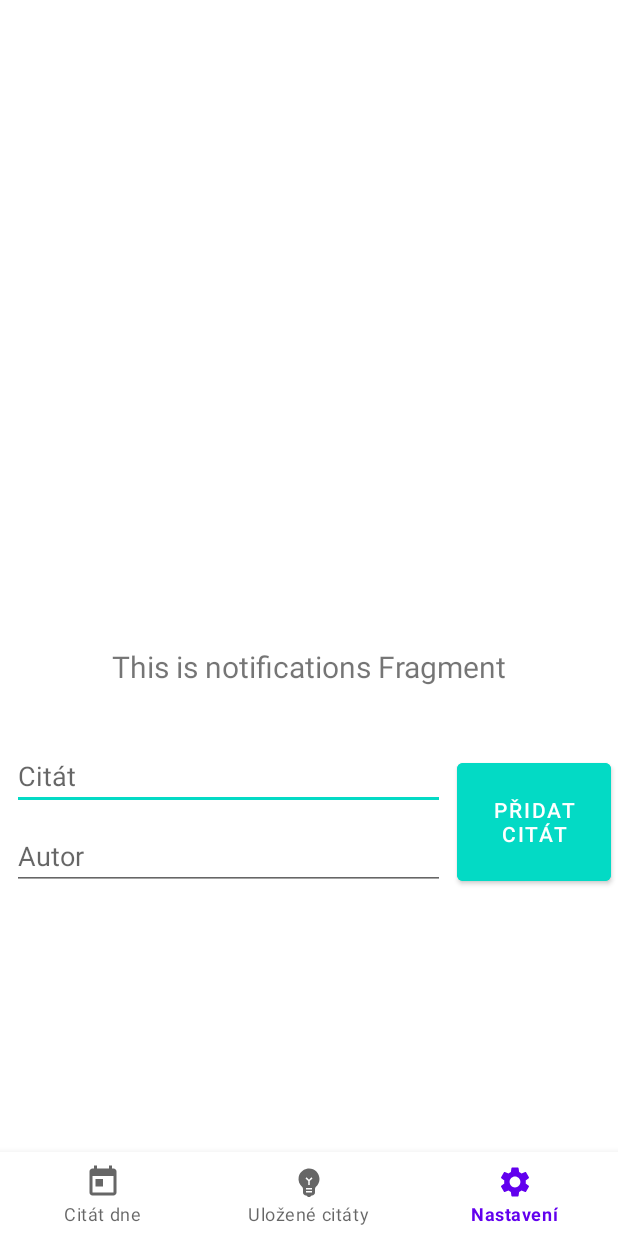
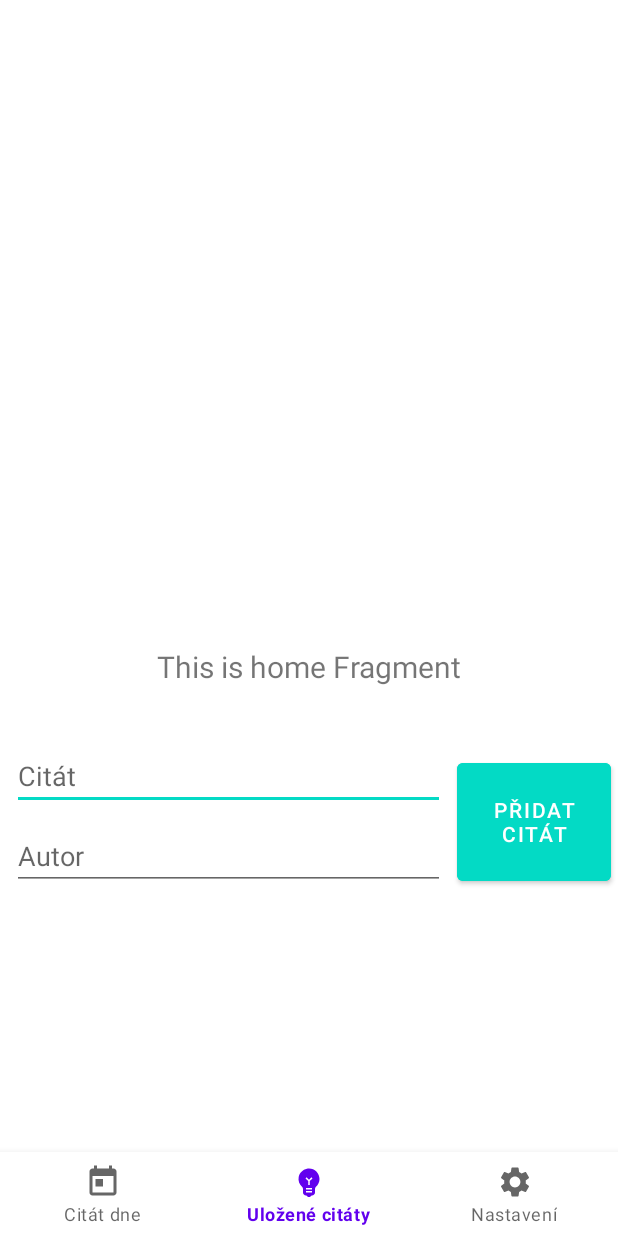
Before and after one commit to z1kolarova/Citatovnik, an Android app: the screen it shows after launch (CitatyMainActivity), item 3 of the bottom bar chosen, on a phone screen of 412 x 824 dp. Run offline under Robolectric (Android 15) with nearby library versions, the phone set to English and light mode, and no system bars; our stand-ins replace navigation-ui; 1 statement that could not run was skipped.

Commit message:
Spustitelná verze s navigací mezi fragmenty po pročištění.

```diff
--- a/app/src/main/AndroidManifest.xml
+++ b/app/src/main/AndroidManifest.xml
@@ -13,7 +13,7 @@
         android:theme="@style/Theme.Citatovnik"
         tools:targetApi="31">
         <activity
-            android:name=".ui.citaty.CitatyMainActivity"
+            android:name=".ui.CitatyMainActivity"
             android:exported="true"
             android:label="@string/app_name">
             <intent-filter>
--- a/app/src/main/java/com/example/citatovnik/ui/citaty/CitatyMainActivity.kt
+++ b/app/src/main/java/com/example/citatovnik/ui/CitatyMainActivity.kt
@@ -1,4 +1,4 @@
-package com.example.citatovnik.ui.citaty
+package com.example.citatovnik.ui
 
 import android.os.Bundle
 import androidx.appcompat.app.AppCompatActivity
@@ -13,8 +13,6 @@ import com.example.citatovnik.data.Citat
 import com.example.citatovnik.databinding.ActivityMainCitatyBinding
 import com.example.citatovnik.utilities.InjectorUtils
 import com.google.android.material.bottomnavigation.BottomNavigationView
-import com.google.android.material.internal.NavigationMenu
-import com.google.android.material.navigation.NavigationView
 
 class CitatyMainActivity : AppCompatActivity() {
 
--- a/app/src/main/java/com/example/citatovnik/ui/citaty/CitatyViewModel.kt
+++ b/app/src/main/java/com/example/citatovnik/ui/CitatyViewModel.kt
@@ -1,4 +1,4 @@
-package com.example.citatovnik.ui.citaty
+package com.example.citatovnik.ui
 
 import androidx.lifecycle.ViewModel
 import com.example.citatovnik.data.Citat
--- a/app/src/main/java/com/example/citatovnik/ui/citaty/CitatyViewModelFactory.kt
+++ b/app/src/main/java/com/example/citatovnik/ui/CitatyViewModelFactory.kt
@@ -1,4 +1,4 @@
-package com.example.citatovnik.ui.citaty
+package com.example.citatovnik.ui
 
 import androidx.lifecycle.ViewModel
 import androidx.lifecycle.ViewModelProvider
--- a/app/src/main/java/com/example/citatovnik/ui/nastaveni/NastaveniFragment.kt
+++ b/app/src/main/java/com/example/citatovnik/ui/nastaveni/NastaveniFragment.kt
@@ -1,7 +1,6 @@
 package com.example.citatovnik.ui.nastaveni
 
 import androidx.fragment.app.Fragment
-import androidx.preference.PreferenceFragmentCompat
 
 //class NastaveniFragment : PreferenceFragmentCompat(){
 class NastaveniFragment : Fragment(){
--- a/app/src/main/java/com/example/citatovnik/ui/notifications/NotificationsViewModel.kt
+++ /dev/null
@@ -1,13 +0,0 @@
-package com.example.citatovnik.ui.notifications
-
-import androidx.lifecycle.LiveData
-import androidx.lifecycle.MutableLiveData
-import androidx.lifecycle.ViewModel
-
-class NotificationsViewModel : ViewModel() {
-
-    private val _text = MutableLiveData<String>().apply {
-        value = "This is notifications Fragment"
-    }
-    val text: LiveData<String> = _text
-}
--- a/app/src/main/java/com/example/citatovnik/ui/notifications/NotificationsFragment.kt
+++ b/app/src/main/java/com/example/citatovnik/ui/ulozene_citaty/UlozeneCitatyFragment.kt
@@ -1,4 +1,4 @@
-package com.example.citatovnik.ui.notifications
+package com.example.citatovnik.ui.ulozene_citaty
 
 import android.os.Bundle
 import android.view.LayoutInflater
@@ -7,11 +7,11 @@ import android.view.ViewGroup
 import android.widget.TextView
 import androidx.fragment.app.Fragment
 import androidx.lifecycle.ViewModelProvider
-import com.example.citatovnik.databinding.FragmentNastaveniBinding
+import com.example.citatovnik.databinding.FragmentUlozeneCitatyBinding
 
-class NotificationsFragment : Fragment() {
+class UlozeneCitatyFragment : Fragment() {
 
-    private var _binding: FragmentNastaveniBinding? = null
+    private var _binding: FragmentUlozeneCitatyBinding? = null
 
     // This property is only valid between onCreateView and
     // onDestroyView.
@@ -22,14 +22,14 @@ class NotificationsFragment : Fragment() {
         container: ViewGroup?,
         savedInstanceState: Bundle?
     ): View {
-        val notificationsViewModel =
-            ViewModelProvider(this).get(NotificationsViewModel::class.java)
+        val ulozeneCitatyViewModel =
+            ViewModelProvider(this).get(UlozeneCitatyViewModel::class.java)
 
-        _binding = FragmentNastaveniBinding.inflate(inflater, container, false)
+        _binding = FragmentUlozeneCitatyBinding.inflate(inflater, container, false)
         val root: View = binding.root
 
-        val textView: TextView = binding.textNotifications
-        notificationsViewModel.text.observe(viewLifecycleOwner) {
+        val textView: TextView = binding.textHome
+        ulozeneCitatyViewModel.text.observe(viewLifecycleOwner) {
             textView.text = it
         }
         return root
--- a/app/src/main/java/com/example/citatovnik/ui/dashboard/DashboardViewModel.kt
+++ b/app/src/main/java/com/example/citatovnik/ui/ulozene_citaty/UlozeneCitatyViewModel.kt
@@ -1,13 +1,13 @@
-package com.example.citatovnik.ui.dashboard
+package com.example.citatovnik.ui.ulozene_citaty
 
 import androidx.lifecycle.LiveData
 import androidx.lifecycle.MutableLiveData
 import androidx.lifecycle.ViewModel
 
-class DashboardViewModel : ViewModel() {
+class UlozeneCitatyViewModel : ViewModel() {
 
     private val _text = MutableLiveData<String>().apply {
-        value = "This is dashboard Fragment"
+        value = "This is home Fragment"
     }
     val text: LiveData<String> = _text
 }
--- a/app/src/main/java/com/example/citatovnik/utilities/InjectorUtils.kt
+++ b/app/src/main/java/com/example/citatovnik/utilities/InjectorUtils.kt
@@ -2,10 +2,10 @@ package com.example.citatovnik.utilities
 
 import com.example.citatovnik.data.CitatRepository
 import com.example.citatovnik.data.FakeDatabaze
-import com.example.citatovnik.ui.citaty.CitatyViewModelFactory
+import com.example.citatovnik.ui.CitatyViewModelFactory
 
 object InjectorUtils {
-    fun dejCitatyViewModelFactory(): CitatyViewModelFactory{
+    fun dejCitatyViewModelFactory(): CitatyViewModelFactory {
         val citatRepository = CitatRepository.vratInstanci(FakeDatabaze.vratInsanci().citatDao)
         return CitatyViewModelFactory(citatRepository)
     }
--- a/app/src/main/res/layout/activity_main_citaty.xml
+++ b/app/src/main/res/layout/activity_main_citaty.xml
@@ -6,7 +6,7 @@
     android:layout_width="match_parent"
     android:layout_height="match_parent"
     android:paddingTop="?attr/actionBarSize"
-    tools:context=".ui.citaty.CitatyMainActivity">
+    tools:context=".ui.CitatyMainActivity">
 
     <TextView
         android:id="@+id/textView_citaty"
--- a/app/src/main/res/layout/fragment_nastaveni.xml
+++ /dev/null
@@ -1,22 +0,0 @@
-<?xml version="1.0" encoding="utf-8"?>
-<androidx.constraintlayout.widget.ConstraintLayout xmlns:android="http://schemas.android.com/apk/res/android"
-    xmlns:app="http://schemas.android.com/apk/res-auto"
-    xmlns:tools="http://schemas.android.com/tools"
-    android:layout_width="match_parent"
-    android:layout_height="match_parent"
-    tools:context=".ui.notifications.NotificationsFragment">
-
-    <TextView
-        android:id="@+id/text_notifications"
-        android:layout_width="match_parent"
-        android:layout_height="wrap_content"
-        android:layout_marginStart="8dp"
-        android:layout_marginTop="8dp"
-        android:layout_marginEnd="8dp"
-        android:textAlignment="center"
-        android:textSize="20sp"
-        app:layout_constraintBottom_toBottomOf="parent"
-        app:layout_constraintEnd_toEndOf="parent"
-        app:layout_constraintStart_toStartOf="parent"
-        app:layout_constraintTop_toTopOf="parent" />
-</androidx.constraintlayout.widget.ConstraintLayout>
--- a/app/src/main/res/layout/fragment_dashboard.xml
+++ b/app/src/main/res/layout/fragment_ulozene_citaty.xml
@@ -4,10 +4,10 @@
     xmlns:tools="http://schemas.android.com/tools"
     android:layout_width="match_parent"
     android:layout_height="match_parent"
-    tools:context=".ui.dashboard.DashboardFragment">
+    tools:context=".ui.ulozene_citaty.UlozeneCitatyFragment">
 
     <TextView
-        android:id="@+id/text_dashboard"
+        android:id="@+id/text_home"
         android:layout_width="match_parent"
         android:layout_height="wrap_content"
         android:layout_marginStart="8dp"
--- a/app/src/main/res/navigation/mobile_navigation.xml
+++ b/app/src/main/res/navigation/mobile_navigation.xml
@@ -13,13 +13,9 @@
     </fragment>
     <fragment
         android:id="@+id/navigation_home"
-        android:name="com.example.citatovnik.ui.home.HomeFragment"
+        android:name="com.example.citatovnik.ui.ulozene_citaty.UlozeneCitatyFragment"
         android:label="Uložené citáty"
-        tools:layout="@layout/fragment_home" />
+        tools:layout="@layout/fragment_ulozene_citaty" />
 
-    <fragment
-        android:id="@+id/nastaveniFragment"
-        android:name="com.example.citatovnik.ui.notifications.NotificationsFragment"
-        android:label="Nastavení"
-        tools:layout="@layout/fragment_nastaveni" />
+
 </navigation>
```
Also changed, not shown: app/src/main/java/com/example/citatovnik/ui/dashboard/DashboardFragment.kt (deleted, +0 -42 lines), app/src/main/java/com/example/citatovnik/ui/home/HomeFragment.kt (deleted, +0 -42 lines), app/src/main/java/com/example/citatovnik/ui/home/HomeViewModel.kt (deleted, +0 -13 lines), app/src/main/res/layout/fragment_home.xml (deleted, +0 -22 lines).
